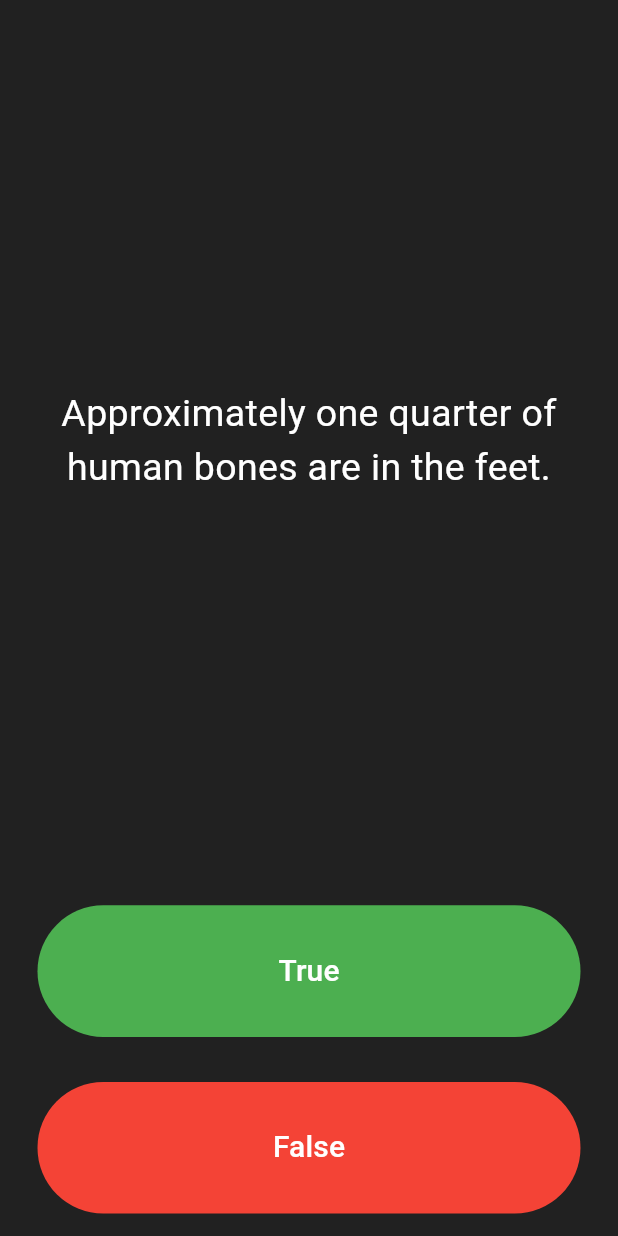
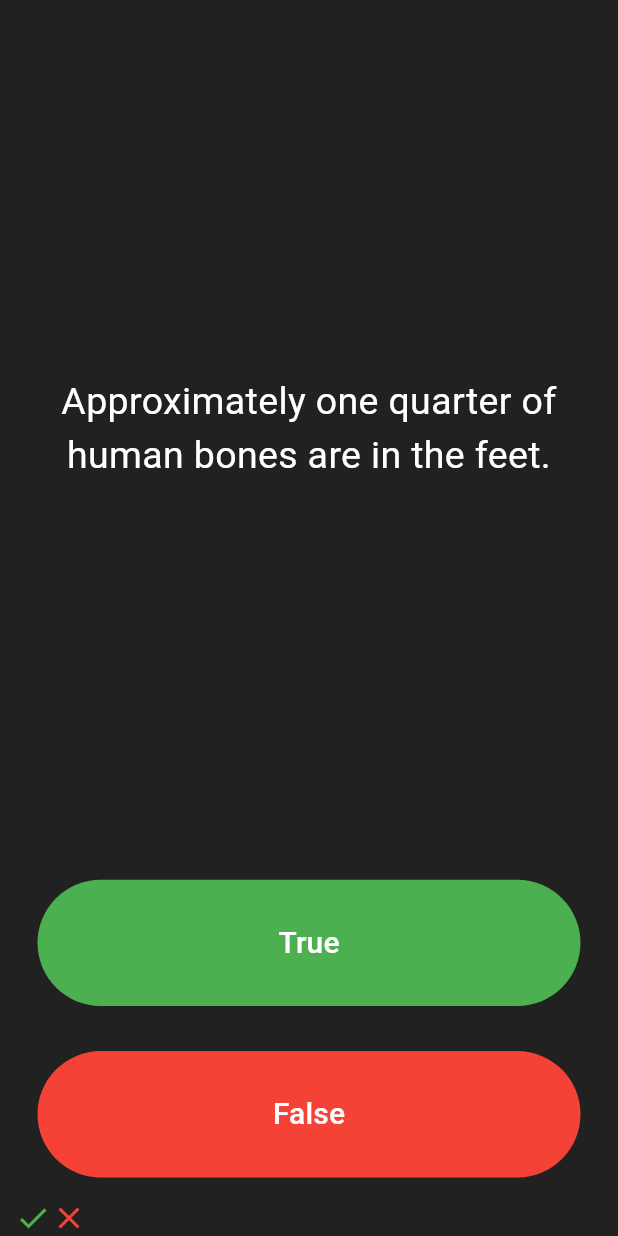
Before and after one commit to Labeebkhan/quizler, a Flutter app: the screen it shows after launch, after a tap on "True", after a tap on "False", on a phone screen of 412 x 824 dp. Run offline on Flutter 3.47's test engine with Material 3 defaults, Android fonts, the phone set to English and light mode, and no system bars.

Commit message:
Quizler App workout

```diff
--- a/lib/main.dart
+++ b/lib/main.dart
@@ -35,8 +35,6 @@ class QuizPage extends StatefulWidget {
 
 // List<bool> answers = [false, true, true];
 
-int questionNumber = 0;
-
 class _QuizPageState extends State<QuizPage> {
   @override
   Widget build(BuildContext context) {
@@ -50,7 +48,7 @@ class _QuizPageState extends State<QuizPage> {
             padding: EdgeInsets.all(10.0),
             child: Center(
               child: Text(
-                Quizbrain().getQuizQuestion(),
+                quizbrain.getQuizQuestion(),
                 textAlign: TextAlign.center,
                 style: TextStyle(
                   fontSize: 25.0,
@@ -76,14 +74,14 @@ class _QuizPageState extends State<QuizPage> {
                 ),
               ),
               onPressed: () {
-                bool correctAnswer = Quizbrain().getQuizAnswer();
+                bool correctAnswer = quizbrain.getQuizAnswer();
                 if (correctAnswer == true) {
                   print('User got it right!');
                 } else {
                   print('User got it wrong!');
                 }
                 setState(() {
-                  questionNumber++;
+                  quizbrain.nextQuestion();
                 });
               },
             ),
@@ -104,20 +102,32 @@ class _QuizPageState extends State<QuizPage> {
                 ),
               ),
               onPressed: () {
-                bool correctAnswer = Quizbrain().getQuizAnswer();
+                bool correctAnswer = quizbrain.getQuizAnswer();
                 if (correctAnswer == true) {
                   print('User got it right!');
                 } else {
                   print('User got it wrong!');
                 }
                 setState(() {
-                  questionNumber++;
+                  quizbrain.nextQuestion();
                 });
               },
             ),
           ),
         ),
         //TODO: Add a Row here as your score keeper
+        Row(
+          children: <Widget>[
+            Icon(
+              Icons.check,
+              color: Colors.green,
+            ),
+            Icon(
+              Icons.close,
+              color: Colors.red,
+            ),
+          ],
+        )
       ],
     );
   }
--- a/lib/quizbrain.dart
+++ b/lib/quizbrain.dart
@@ -3,6 +3,9 @@ import 'package:quizler/main.dart';
 import 'question.dart';
 
 class Quizbrain {
+  // _questionNumber == this is a Private Variable so no one can Vulnerate it
+  int _questionNumber = 0;
+
   // _questionBank == this is a Private Variable so no one can Vulnerate it
   final List _questionBank = [
     Question(q: 'Some cats are actually allergic to humans', a: true),
@@ -34,14 +37,24 @@ class Quizbrain {
         a: true),
   ];
 
+  void nextQuestion() {
+    if (_questionNumber < _questionBank.length - 1) {
+      _questionNumber++;
+    }
+  }
+
+  void reset() {
+    _questionNumber = 0;
+  }
+
 //This is a Function but in Class it is called Method
 //This is a Method to get the Question from the _questionBank
   String getQuizQuestion() {
-    return _questionBank[questionNumber].questionText;
+    return _questionBank[_questionNumber].questionText;
   }
 
 //This is a Method to get the Answer from the _questionBank
   bool getQuizAnswer() {
-    return _questionBank[questionNumber].questionAnswer;
+    return _questionBank[_questionNumber].questionAnswer;
   }
 }
```
